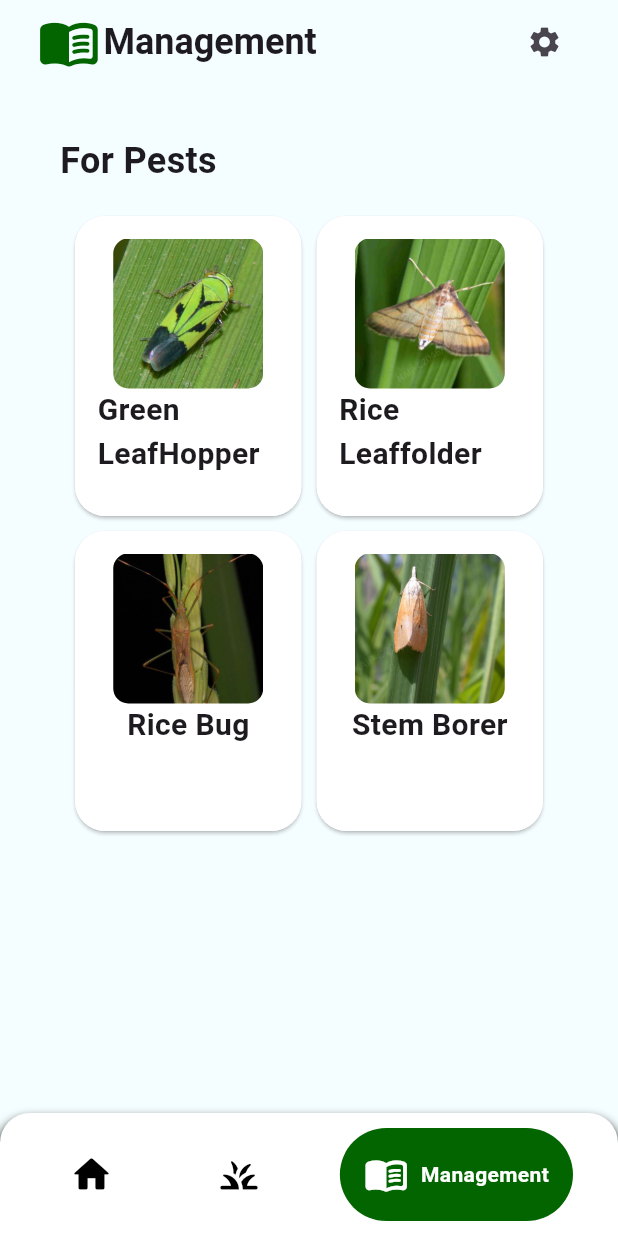
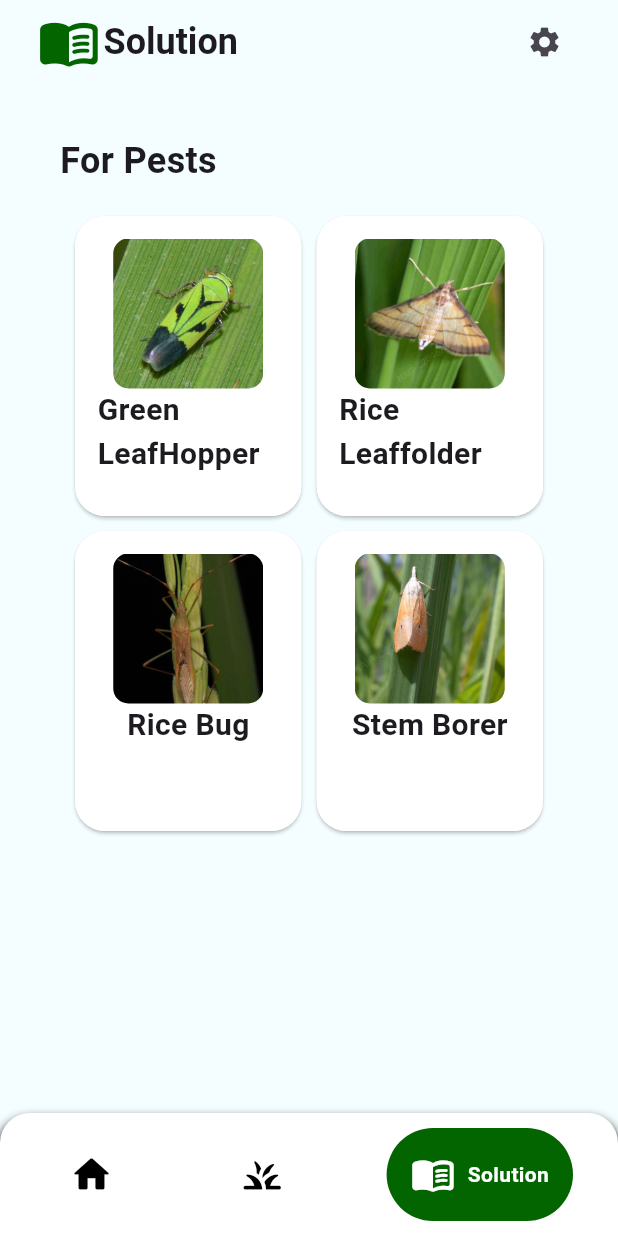
Before and after one commit to karlmacas29/cropsight-capstone, a Flutter app: the HomePageNav screen opened directly, item 3 of the bottom bar chosen, on a phone screen of 412 x 824 dp. Run offline on Flutter 3.47's test engine with Material 3 defaults, Android fonts, the phone set to English and light mode, and no system bars; drawn by our look-alikes of google_nav_bar; our stand-ins replace file_picker, flutter_carousel_widget, image_picker, permission_handler, shared_preferences; missing offline and left inert: tflite_v2; accounts and stored records are empty.

Commit message:
deleted:    assets/modelv3.tflite 	modified:   lib/views/navigation/home.dart 	modified:   lib/views/navigation/homepage.dart

```diff
--- a/lib/views/navigation/home.dart
+++ b/lib/views/navigation/home.dart
@@ -28,6 +28,7 @@ class _HomeTabState extends State<HomeTab> {
     });
   }
 
+  //function Future
   Future<void> loadML() async {
     try {
       await Tflite.loadModel(
@@ -44,12 +45,13 @@ class _HomeTabState extends State<HomeTab> {
     }
   }
 
+  //run tflite
   Future<void> runModelOnImage(File? image) async {
     try {
       var img = image;
       var output = await Tflite.runModelOnImage(
         path: img!.path,
-        numResults: 5,
+        numResults: 3,
         threshold: 0.0,
         imageMean: 0.0,
         imageStd: 1.0,
--- a/lib/views/navigation/homepage.dart
+++ b/lib/views/navigation/homepage.dart
@@ -22,7 +22,7 @@ class _HomePageNavState extends State<HomePageNav> {
     Icons.menu_book_rounded,
   ];
 
-  final _titleAppbar = ['Home', 'Cropsight', 'Management'];
+  final _titleAppbar = ['Home', 'Cropsight', 'Solution'];
 
   @override
   Widget build(BuildContext context) {
@@ -102,7 +102,7 @@ class _HomePageNavState extends State<HomePageNav> {
               ),
               GButton(
                 icon: Icons.menu_book_rounded,
-                text: 'Management',
+                text: 'Solution',
               ),
             ],
           ),
```
Also changed, not shown: 1 other file.
